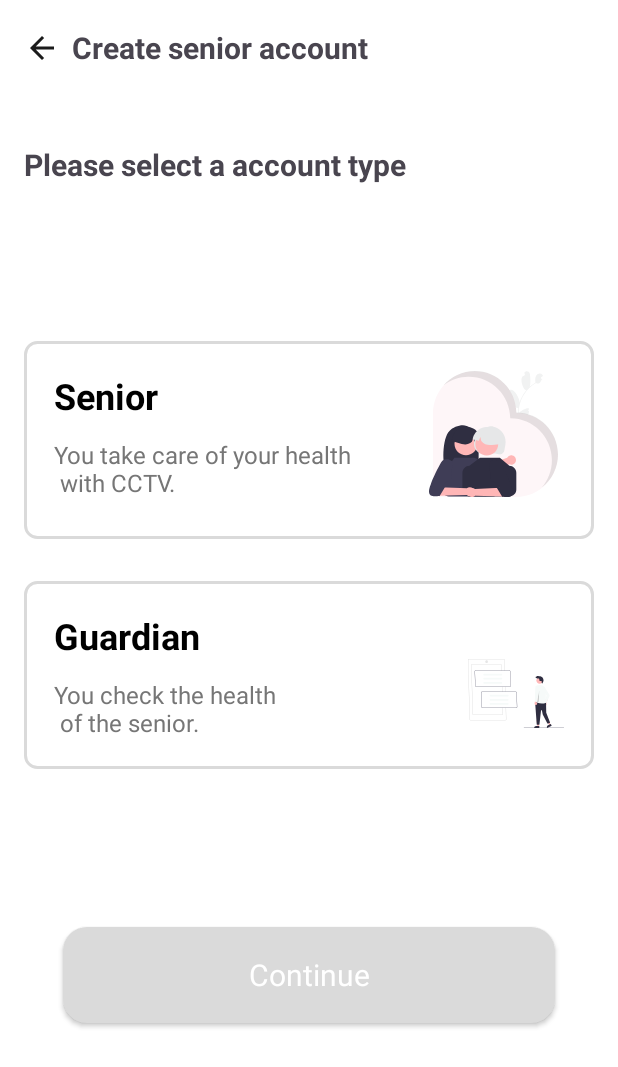
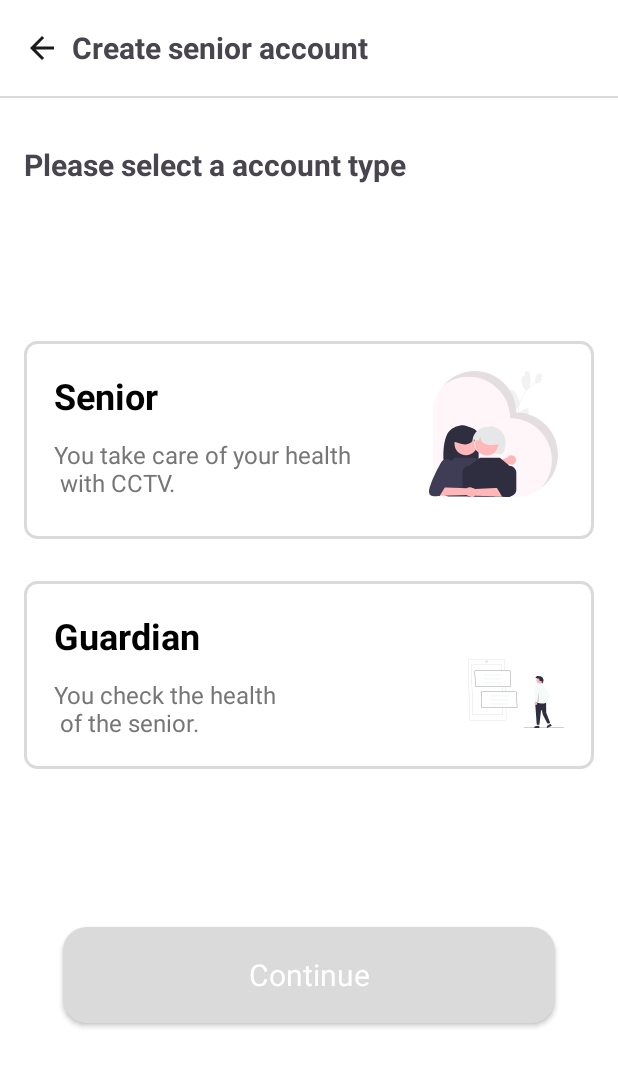
Before and after one commit to Sohyunnnn/2024-Elderus-SolutionChallenge, an Android app: the SigninTypeActivity screen opened directly, with no data from a screen before it, on a phone screen of 412 x 824 dp. Shown: the top 1067 px of the screen. Run offline under Robolectric (Android 15) with nearby library versions, the phone set to English and light mode, and no system bars.

Commit message:
Design : Toolbar 하단 구분 선 추가

```diff
--- a/ANDROID/app/src/main/res/layout/activity_signin_type.xml
+++ b/ANDROID/app/src/main/res/layout/activity_signin_type.xml
@@ -33,7 +33,15 @@
             android:textStyle="bold|normal"
             android:layout_PaddingLeft="8dp"/>
 
+
     </androidx.appcompat.widget.Toolbar>
+
+    <View
+        android:layout_width="wrap_content"
+        android:layout_height="1dp"
+        android:background="@color/gray2"
+        app:layout_constraintStart_toStartOf="@id/Toolbar"
+        app:layout_constraintTop_toBottomOf="@id/Toolbar"/>
 
     <TextView
         android:id="@+id/tv1"
```
